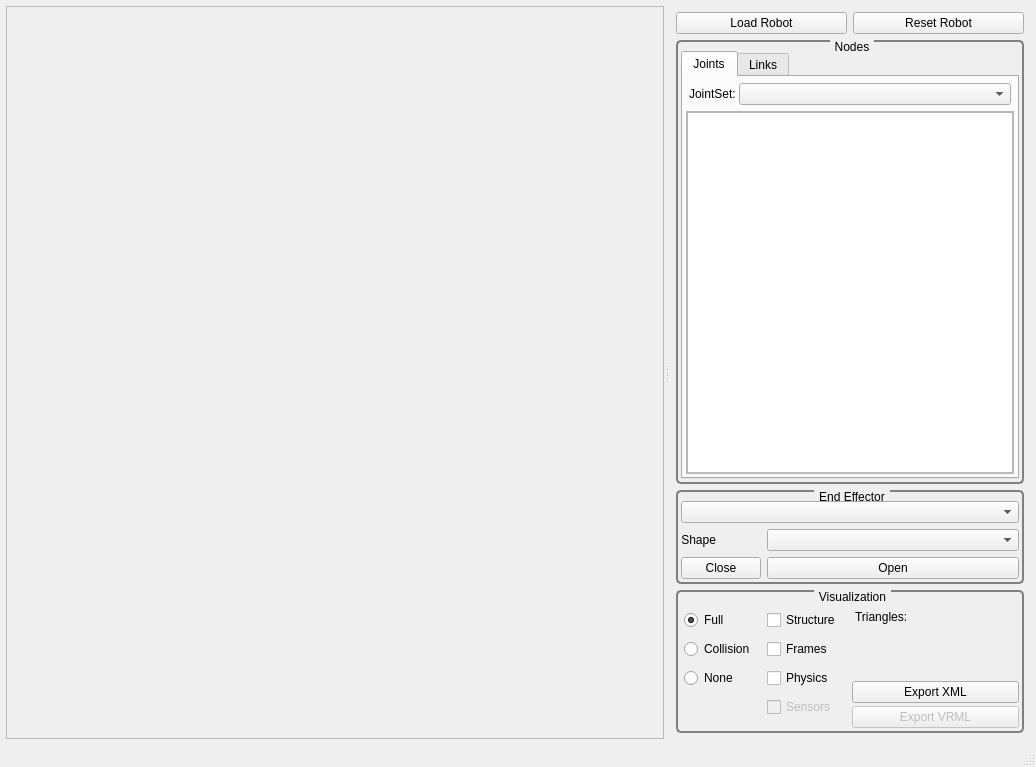
First picture: the form in VirtualRobot/examples/RobotViewer/RobotViewer.ui, repository softbankrobotics-research/Simox, before the edit.
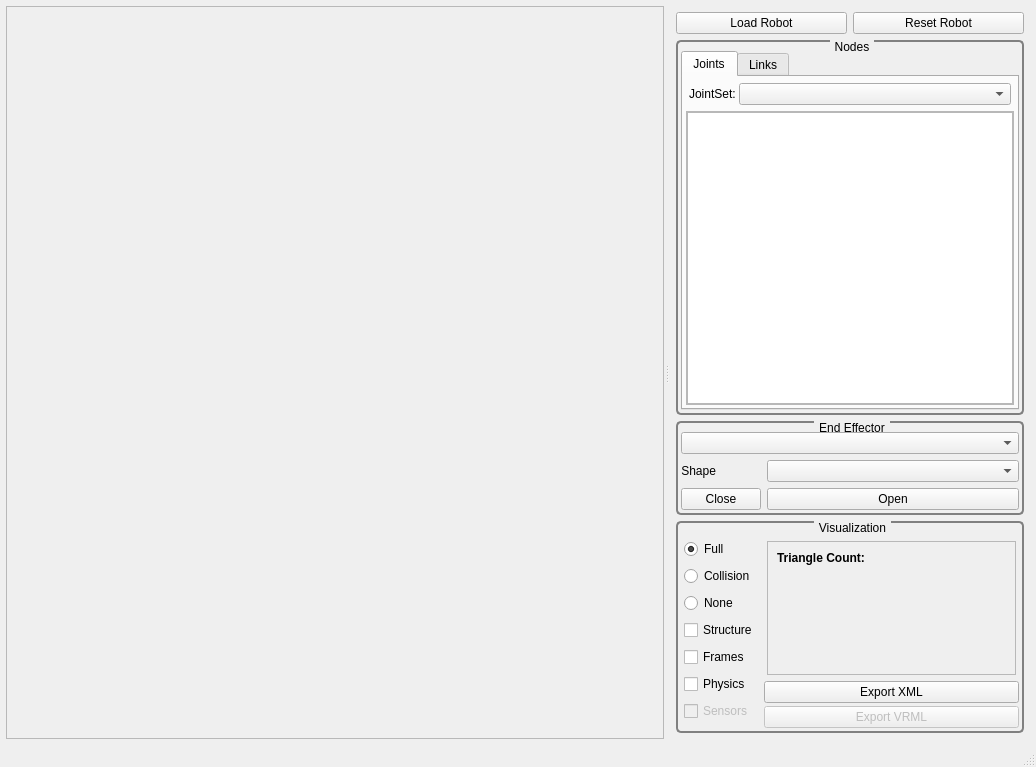
Second picture: the form after the edit.

Commit message: Adjusted Triangle Count in RobotViewer

```diff
--- a/VirtualRobot/examples/RobotViewer/RobotViewer.ui
+++ b/VirtualRobot/examples/RobotViewer/RobotViewer.ui
@@ -216,7 +216,7 @@
                     <x>0</x>
                     <y>0</y>
                     <width>326</width>
-                    <height>279</height>
+                    <height>239</height>
                    </rect>
                   </property>
                   <layout class="QVBoxLayout" name="verticalLayout_6">
@@ -345,6 +345,12 @@
         </item>
         <item>
          <widget class="QGroupBox" name="groupBox_4">
+          <property name="sizePolicy">
+           <sizepolicy hsizetype="Preferred" vsizetype="Fixed">
+            <horstretch>0</horstretch>
+            <verstretch>0</verstretch>
+           </sizepolicy>
+          </property>
           <property name="styleSheet">
            <string notr="true">QGroupBox{border:2px solid gray;border-radius:5px;margin-top: 1ex;} QGroupBox::title{subcontrol-origin: margin;subcontrol-position:top center;padding:0 3px;}</string>
           </property>
@@ -399,6 +405,12 @@
         </item>
         <item>
          <widget class="QGroupBox" name="gBoxVisualization">
+          <property name="sizePolicy">
+           <sizepolicy hsizetype="Preferred" vsizetype="Fixed">
+            <horstretch>0</horstretch>
+            <verstretch>0</verstretch>
+           </sizepolicy>
+          </property>
           <property name="styleSheet">
            <string notr="true">QGroupBox{border:2px solid gray;border-radius:5px;margin-top: 1ex;} QGroupBox::title{subcontrol-origin: margin;subcontrol-position:top center;padding:0 3px;}</string>
           </property>
@@ -472,9 +484,33 @@
                <number>3</number>
               </property>
               <item>
+               <widget class="QScrollArea" name="scrollArea">
+                <property name="widgetResizable">
+                 <bool>true</bool>
+                </property>
+                <widget class="QWidget" name="scrollAreaWidgetContents">
+                 <property name="geometry">
+                  <rect>
+                   <x>0</x>
+                   <y>0</y>
+                   <width>231</width>
+                   <height>115</height>
+                  </rect>
+                 </property>
+                 <layout class="QVBoxLayout" name="verticalLayout_2">
+                  <item>
                <widget class="QLabel" name="label">
+                    <property name="styleSheet">
+                     <string notr="true">font-weight: bold</string>
+                    </property>
                 <property name="text">
-                 <string>Triangles:</string>
+                     <string>Triangle Count:</string>
+                    </property>
+                    <property name="textFormat">
+                     <enum>Qt::RichText</enum>
+                    </property>
+                    <property name="alignment">
+                     <set>Qt::AlignLeading|Qt::AlignLeft|Qt::AlignVCenter</set>
                 </property>
                </widget>
               </item>
@@ -499,12 +535,32 @@
                 </property>
                </widget>
               </item>
+                  <item>
+                   <spacer name="verticalSpacer">
+                    <property name="orientation">
+                     <enum>Qt::Vertical</enum>
+                    </property>
+                    <property name="sizeHint" stdset="0">
+                     <size>
+                      <width>20</width>
+                      <height>40</height>
+                     </size>
+                    </property>
+                   </spacer>
+                  </item>
+                 </layout>
+                </widget>
+               </widget>
+              </item>
              </layout>
             </widget>
            </item>
            <item row="0" column="0" rowspan="3">
             <widget class="QFrame" name="frameVisualization">
-             <layout class="QGridLayout" name="gridLayout">
+             <layout class="QVBoxLayout" name="verticalLayout_9">
+              <property name="spacing">
+               <number>3</number>
+              </property>
               <property name="leftMargin">
                <number>3</number>
               </property>
@@ -517,27 +573,7 @@
               <property name="bottomMargin">
                <number>3</number>
               </property>
-              <property name="spacing">
-               <number>3</number>
-              </property>
-              <item row="3" column="1">
-               <widget class="QCheckBox" name="checkBoxRobotSensors">
-                <property name="enabled">
-                 <bool>false</bool>
-                </property>
-                <property name="text">
-                 <string>Sensors</string>
-                </property>
-               </widget>
-              </item>
-              <item row="0" column="1">
-               <widget class="QCheckBox" name="checkBoxStructure">
-                <property name="text">
-                 <string>Structure</string>
-                </property>
-               </widget>
-              </item>
-              <item row="0" column="0">
+              <item>
                <widget class="QRadioButton" name="radioBtnFullVisu">
                 <property name="text">
                  <string>Full</string>
@@ -547,31 +583,48 @@
                 </property>
                </widget>
               </item>
-              <item row="1" column="0">
+              <item>
                <widget class="QRadioButton" name="radioBtnCollisionVisu">
                 <property name="text">
                  <string>Collision</string>
                 </property>
                </widget>
               </item>
-              <item row="1" column="1">
+              <item>
+               <widget class="QRadioButton" name="radioBtnNoVisu">
+                <property name="text">
+                 <string>None</string>
+                </property>
+               </widget>
+              </item>
+              <item>
+               <widget class="QCheckBox" name="checkBoxStructure">
+                <property name="text">
+                 <string>Structure</string>
+                </property>
+               </widget>
+              </item>
+              <item>
                <widget class="QCheckBox" name="checkBoxRobotCoordSystems">
                 <property name="text">
                  <string>Frames</string>
                 </property>
                </widget>
               </item>
-              <item row="2" column="1">
+              <item>
                <widget class="QCheckBox" name="checkBoxPhysics">
                 <property name="text">
                  <string>Physics</string>
                 </property>
                </widget>
               </item>
-              <item row="2" column="0">
-               <widget class="QRadioButton" name="radioBtnNoVisu">
+              <item>
+               <widget class="QCheckBox" name="checkBoxRobotSensors">
+                <property name="enabled">
+                 <bool>false</bool>
+                </property>
                 <property name="text">
-                 <string>None</string>
+                 <string>Sensors</string>
                 </property>
                </widget>
               </item>
```
Left out of the diff: 2 changed lines with no effect on the pictures. Lines whose indentation alone changed are shown as unchanged. The commit also changes 2 other files.
